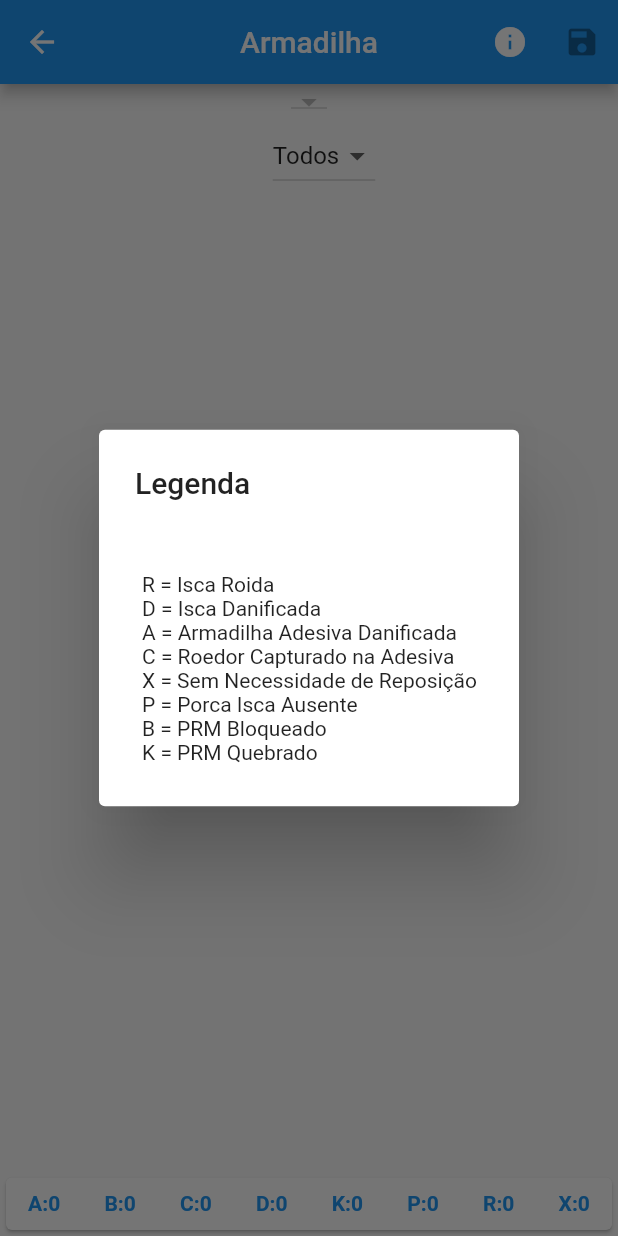
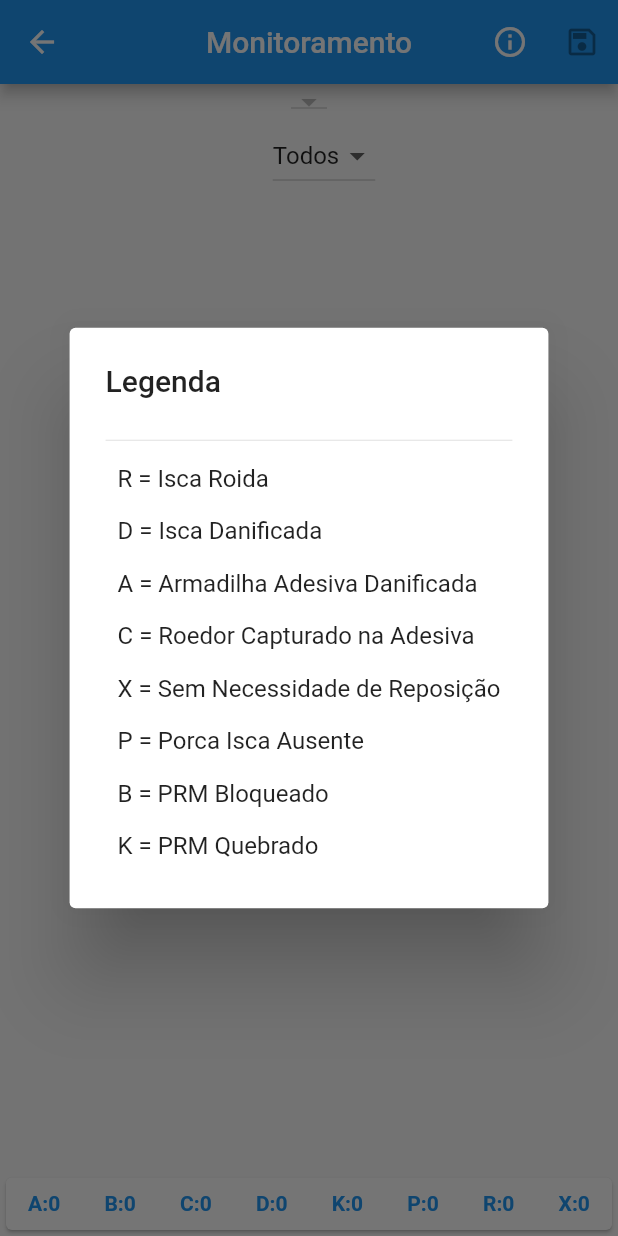
Before and after one commit to joaoqnt/sistemas, a Flutter app: the AvaliacaoPageView screen opened directly with empty values, after a tap on an icon or button, on a phone screen of 412 x 824 dp. Run offline on Flutter 3.47's test engine with Material 2 defaults, Android fonts, the phone set to English and light mode, and no system bars; our stand-ins replace dio, sqflite; accounts and stored records are empty.

Commit message:
17042023

```diff
--- a/lib/controller/avaliacao_controller.dart
+++ b/lib/controller/avaliacao_controller.dart
@@ -47,4 +47,14 @@ class AvaliacaoController{
       armadilhasFiltered = departamentoSelected!.armadilhas!;
     }
   }
+
+  List<Widget> listWidget(){
+    List<Widget> l = [];
+    listStatus.forEach((element) {
+      l.add(Text('$element:''${contaArmadilha(status: element)}',
+          style: TextStyle(color: Colors.blue,fontWeight: FontWeight.bold))
+      );
+    });
+    return l;
+  }
 }
--- a/lib/views/avaliacao_page_view.dart
+++ b/lib/views/avaliacao_page_view.dart
@@ -1,6 +1,7 @@
 import 'package:flutter/material.dart';
 import 'package:microsistema/controller/avaliacao_controller.dart';
 import 'package:microsistema/models/ordemServico.dart';
+import 'package:microsistema/widgets/dropdownbutton_widget.dart';
 import 'package:microsistema/widgets/textformfield_widget.dart';
 
 class AvaliacaoPageView extends StatefulWidget {
@@ -15,17 +16,21 @@ class AvaliacaoPageView extends StatefulWidget {
 class _AvaliacaoPageViewState extends State<AvaliacaoPageView> {
   AvaliacaoController avaliacaoController = AvaliacaoController();
   TextFormFieldWidget textformfield = TextFormFieldWidget();
+  DropDownButtonWidget dropDownButtonWidget = DropDownButtonWidget();
+
 
   void initState(){
     init();
+    // _searchFocusNode.unfocus();
     super.initState();
   }
+
 
   @override
   Widget build(BuildContext context) {
     return Scaffold(
       appBar: AppBar(
-        title: Text("Armadilha"),
+        title: Text("Monitoramento"),
         centerTitle: true,
         actions: [
           IconButton(
@@ -36,6 +41,7 @@ class _AvaliacaoPageViewState extends State<AvaliacaoPageView> {
                     child: Column(
                       mainAxisSize: MainAxisSize.min,
                       children: [
+                        Divider(),
                         Padding(
                           padding: EdgeInsets.all(8.0),
                           child: textformfield.criaTFF(avaliacaoController.tecPontos, "Pontos de Melhoria")
@@ -54,10 +60,10 @@ class _AvaliacaoPageViewState extends State<AvaliacaoPageView> {
                         ),
                       ],
                     ),
-                  ))
-                );
+                  )
+                ));
               },
-              icon: Icon(Icons.info)
+              icon: Icon(Icons.info_outline)
           ),
           IconButton(
             onPressed : avaliacaoController.armadilhaSelected == null ? null : () async{
@@ -81,15 +87,19 @@ class _AvaliacaoPageViewState extends State<AvaliacaoPageView> {
                 Navigator.of(context).pop();
               });
             },
-            icon: Icon(Icons.save),
+            icon: Icon(Icons.save_outlined),
           ),
         ],
       ),
       body: Column(
         children: [
           Column(
-            mainAxisAlignment: MainAxisAlignment.center,
+            // mainAxisAlignment: MainAxisAlignment.center,
             children: [
+              // dropDownButtonWidget.criaDDB(
+              //     avaliacaoController.departamentoSelected,
+              //     widget.ordemSelected.departamentos!,
+              //     tipo:'N'),
               DropdownButton(
                   value: avaliacaoController.departamentoSelected,
                   items: widget.ordemSelected.departamentos!.map((e) {
@@ -98,13 +108,13 @@ class _AvaliacaoPageViewState extends State<AvaliacaoPageView> {
                       child: Text('${e.nome}'),
                     );
                   }).toList(),
-                  onChanged: (value) async {
+                  onChanged:(value) async{
                     avaliacaoController.departamentoSelected = value;
                     avaliacaoController.armadilhas = avaliacaoController.departamentoSelected!.armadilhas!;
                     avaliacaoController.filterArmadilhasByStatus(status: "Todos");
                     print(avaliacaoController.departamentoSelected);
                     setState(() {
-                      listWidget();
+                      avaliacaoController.listWidget();
                     });
                   },
               ),
@@ -158,7 +168,7 @@ class _AvaliacaoPageViewState extends State<AvaliacaoPageView> {
                           child: Padding(
                             padding: const EdgeInsets.only(left: 8.0),
                             child: Text(
-                              "Armadilha ${avaliacaoController.armadilhasFiltered![index].nome}",
+                              "PRM ${avaliacaoController.armadilhasFiltered![index].nome}",
                               style: TextStyle(color: Colors.black,fontSize: 16),
                             ),
                           ),
@@ -200,7 +210,7 @@ class _AvaliacaoPageViewState extends State<AvaliacaoPageView> {
                 constraints: BoxConstraints(minHeight: 35),
                 child: Row(
                   mainAxisAlignment: MainAxisAlignment.spaceAround,
-                  children: listWidget(),
+                  children: avaliacaoController.listWidget(),
                 ),
               ),
             ),
@@ -208,39 +218,58 @@ class _AvaliacaoPageViewState extends State<AvaliacaoPageView> {
                showDialog(context: context, builder: (context) =>
                    AlertDialog(
                      title: Text("Legenda"),
-                     actions: [
-                       Padding(
-                         padding: const EdgeInsets.all(20.0),
-                         child: Column(
-                             //mainAxisAlignment: MainAxisAlignment.start,
-                             crossAxisAlignment: CrossAxisAlignment.start,
-                             children: const [
-                               Text("R = Isca Roida"),
-                               Text("D = Isca Danificada"),
-                               Text("A = Armadilha Adesiva Danificada"),
-                               Text("C = Roedor Capturado na Adesiva"),
-                               Text("X = Sem Necessidade de Reposição"),
-                               Text("P = Porca Isca Ausente"),
-                               Text("B = PRM Bloqueado"),
-                               Text("K = PRM Quebrado")
-                             ]),
-                       )
-                     ],
+                     content: SingleChildScrollView(
+                       child: Column(
+                         //mainAxisAlignment: MainAxisAlignment.start,
+                           crossAxisAlignment: CrossAxisAlignment.start,
+                           children: const [
+                             Divider(),
+                             Padding(
+                               padding: EdgeInsets.all(8.0),
+                               child: Text("R = Isca Roida"),
+                             ),
+                             Padding(
+                               padding: EdgeInsets.all(8.0),
+                               child: Text("D = Isca Danificada"),
+                             ),
+                             Padding(
+                               padding: EdgeInsets.all(8.0),
+                               child: Text("A = Armadilha Adesiva Danificada"),
+                             ),
+                             Padding(
+                               padding: EdgeInsets.all(8.0),
+                               child: Text("C = Roedor Capturado na Adesiva"),
+                             ),
+                             Padding(
+                               padding: EdgeInsets.all(8.0),
+                               child: Text("X = Sem Necessidade de Reposição"),
+                             ),
+                             Padding(
+                               padding: EdgeInsets.all(8.0),
+                               child: Text("P = Porca Isca Ausente"),
+                             ),
+                             Padding(
+                               padding: EdgeInsets.all(8.0),
+                               child: Text("B = PRM Bloqueado"),
+                             ),
+                             Padding(
+                               padding: EdgeInsets.all(8.0),
+                               child: Text("K = PRM Quebrado"),
+                             )
+                           ]),
+                     ),
+                     // actions: [
+                     //   Padding(
+                     //     padding: const EdgeInsets.all(20.0),
+                     //
+                     //   )
+                     //],
                ));
             },
           )
         ],
       ),
     );
-  }
-  List<Widget> listWidget(){
-    List<Widget> l = [];
-    avaliacaoController.listStatus.forEach((element) {
-      l.add(Text('$element:''${avaliacaoController.contaArmadilha(status: element)}',
-          style: TextStyle(color: Colors.blue,fontWeight: FontWeight.bold))
-      );
-    });
-    return l;
   }
 
   Future init() async{
--- a/lib/widgets/dropdownbutton_widget.dart
+++ b/lib/widgets/dropdownbutton_widget.dart
@@ -1,13 +1,13 @@
 import 'package:flutter/material.dart';
 
 class DropDownButtonWidget{
-  Widget criaDDB(dynamic value,List<dynamic> list,String tipo){
+  Widget criaDDB(dynamic value,List<dynamic> list, {dynamic? tipo}){
     return DropdownButton(
         value: value,
         items: list.map((e){
           return DropdownMenuItem(
             value: e,
-            child: Text('${e.tipo}'),
+            child: Text('${tipo == 'N' ? e.nome : e.status}'),
           );
         }).toList(),
         onChanged: (value) {
```
Also changed, not shown: lib/views/os_page_view.dart (+25 -9 lines), lib/widgets/textformfield_widget.dart (+6 -1 lines).
